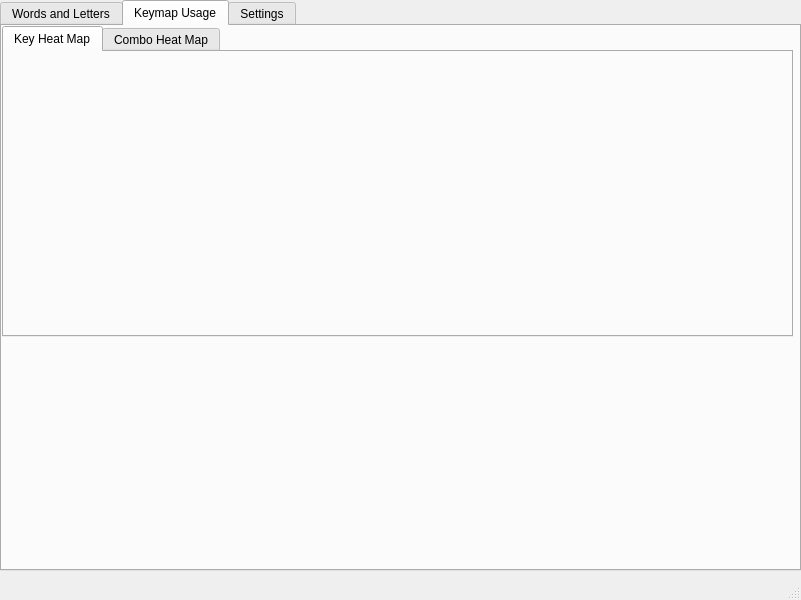
The window that gui/typing_data.ui (daysgobye/typing_ds) describes before a commit, drawn with Qt 5.
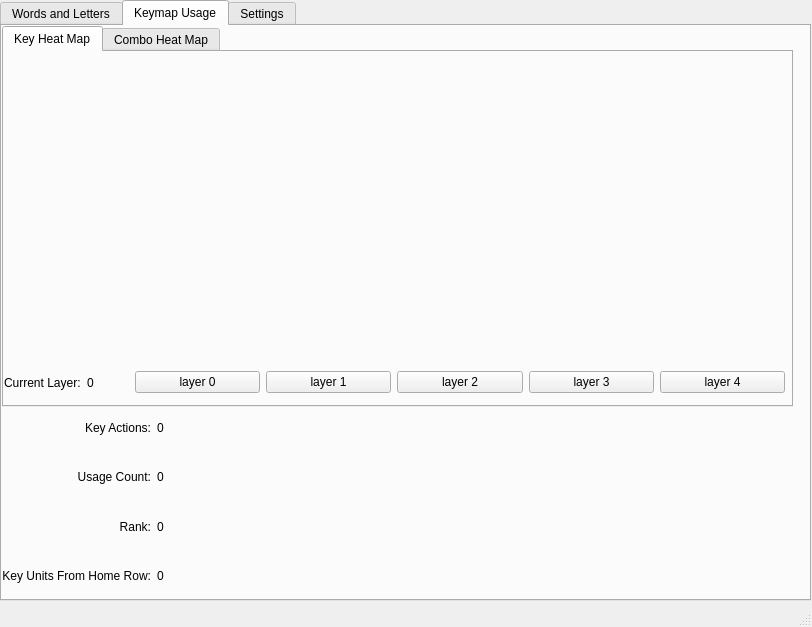
The same window after the commit. The open tabs and pages were chosen to show the change.

```diff
--- a/gui/typing_data.ui
+++ b/gui/typing_data.ui
@@ -6,10 +6,22 @@
    <rect>
     <x>0</x>
     <y>0</y>
-    <width>801</width>
-    <height>600</height>
+    <width>812</width>
+    <height>627</height>
    </rect>
   </property>
+  <property name="minimumSize">
+   <size>
+    <width>812</width>
+    <height>627</height>
+   </size>
+  </property>
+  <property name="maximumSize">
+   <size>
+    <width>812</width>
+    <height>627</height>
+   </size>
+  </property>
   <property name="windowTitle">
    <string>MainWindow</string>
   </property>
@@ -19,8 +31,8 @@
      <rect>
       <x>0</x>
       <y>0</y>
-      <width>801</width>
-      <height>571</height>
+      <width>811</width>
+      <height>601</height>
      </rect>
     </property>
     <property name="currentIndex">
@@ -259,7 +271,7 @@
         <x>0</x>
         <y>0</y>
         <width>791</width>
-        <height>311</height>
+        <height>381</height>
        </rect>
       </property>
       <property name="currentIndex">
@@ -269,6 +281,71 @@
        <attribute name="title">
         <string>Key Heat Map</string>
        </attribute>
+       <widget class="QWidget" name="horizontalLayoutWidget">
+        <property name="geometry">
+         <rect>
+          <x>0</x>
+          <y>310</y>
+          <width>781</width>
+          <height>41</height>
+         </rect>
+        </property>
+        <layout class="QHBoxLayout" name="horizontalLayout">
+         <item>
+          <layout class="QHBoxLayout" name="horizontalLayout_2">
+           <item>
+            <widget class="QLabel" name="label_12">
+             <property name="text">
+              <string>Current Layer:</string>
+             </property>
+            </widget>
+           </item>
+           <item>
+            <widget class="QLabel" name="layer_text">
+             <property name="text">
+              <string>0</string>
+             </property>
+            </widget>
+           </item>
+          </layout>
+         </item>
+         <item>
+          <widget class="QPushButton" name="layer_0">
+           <property name="text">
+            <string>layer 0</string>
+           </property>
+          </widget>
+         </item>
+         <item>
+          <widget class="QPushButton" name="layer_1">
+           <property name="text">
+            <string>layer 1</string>
+           </property>
+          </widget>
+         </item>
+         <item>
+          <widget class="QPushButton" name="layer_2">
+           <property name="text">
+            <string>layer 2</string>
+           </property>
+          </widget>
+         </item>
+         <item>
+          <widget class="QPushButton" name="layer_3">
+           <property name="text">
+            <string>layer 3</string>
+           </property>
+          </widget>
+         </item>
+         <item>
+          <widget class="QPushButton" name="layer_4">
+           <property name="text">
+            <string>layer 4</string>
+           </property>
+          </widget>
+         </item>
+        </layout>
+       </widget>
       </widget>
       <widget class="QWidget" name="tab_2">
        <attribute name="title">
@@ -276,6 +353,86 @@
        </attribute>
       </widget>
      </widget>
+     <widget class="QWidget" name="gridLayoutWidget_2">
+      <property name="geometry">
+       <rect>
+        <x>0</x>
+        <y>380</y>
+        <width>291</width>
+        <height>191</height>
+       </rect>
+      </property>
+      <layout class="QGridLayout" name="gridLayout_2">
+       <item row="0" column="0">
+        <widget class="QLabel" name="label_13">
+         <property name="text">
+          <string>Key Actions:</string>
+         </property>
+         <property name="alignment">
+          <set>Qt::AlignRight|Qt::AlignTrailing|Qt::AlignVCenter</set>
+         </property>
+        </widget>
+       </item>
+       <item row="2" column="0">
+        <widget class="QLabel" name="label_15">
+         <property name="text">
+          <string>Rank:</string>
+         </property>
+         <property name="alignment">
+          <set>Qt::AlignRight|Qt::AlignTrailing|Qt::AlignVCenter</set>
+         </property>
+        </widget>
+       </item>
+       <item row="3" column="0">
+        <widget class="QLabel" name="label_16">
+         <property name="text">
+          <string>Key Units From Home Row:</string>
+         </property>
+         <property name="alignment">
+          <set>Qt::AlignRight|Qt::AlignTrailing|Qt::AlignVCenter</set>
+         </property>
+        </widget>
+       </item>
+       <item row="1" column="0">
+        <widget class="QLabel" name="label_14">
+         <property name="text">
+          <string>Usage Count:</string>
+         </property>
+         <property name="alignment">
+          <set>Qt::AlignRight|Qt::AlignTrailing|Qt::AlignVCenter</set>
+         </property>
+        </widget>
+       </item>
+       <item row="3" column="1">
+        <widget class="QLabel" name="key_units_from_home_row_data">
+         <property name="text">
+          <string>0</string>
+         </property>
+        </widget>
+       </item>
+       <item row="2" column="1">
+        <widget class="QLabel" name="rank_data">
+         <property name="text">
+          <string>0</string>
+         </property>
+        </widget>
+       </item>
+       <item row="1" column="1">
+        <widget class="QLabel" name="Usage_count_data">
+         <property name="text">
+          <string>0</string>
+         </property>
+        </widget>
+       </item>
+       <item row="0" column="1">
+        <widget class="QLabel" name="key_actions_data">
+         <property name="text">
+          <string>0</string>
+         </property>
+        </widget>
+       </item>
+      </layout>
+     </widget>
     </widget>
     <widget class="QWidget" name="tab_5">
      <attribute name="title">
@@ -361,123 +518,6 @@
        <string>Keyboard</string>
       </property>
      </widget>
-     <widget class="QWidget" name="gridLayoutWidget_2">
-      <property name="geometry">
-       <rect>
-        <x>0</x>
-        <y>90</y>
-        <width>791</width>
-        <height>71</height>
-       </rect>
-      </property>
-      <layout class="QGridLayout" name="gridLayout_2">
-       <item row="1" column="1">
-        <widget class="QPushButton" name="set_keyboard_42_Dvorak">
-         <property name="text">
-          <string>default 42 Dvorak</string>
-         </property>
-        </widget>
-       </item>
-       <item row="1" column="2">
-        <widget class="QPushButton" name="set_keyboard_58_Dvorak">
-         <property name="text">
-          <string>default 58 Dvorak</string>
-         </property>
-        </widget>
-       </item>
-       <item row="1" column="3">
-        <widget class="QPushButton" name="set_keyboard_60_Dvorak">
-         <property name="text">
-          <string>default 60% Dvorak</string>
-         </property>
-        </widget>
-       </item>
-       <item row="1" column="4">
-        <widget class="QPushButton" name="set_keyboard_tkl_Dvorak">
-         <property name="text">
-          <string>default tkl Dvorak</string>
-         </property>
-        </widget>
-       </item>
-       <item row="1" column="0">
-        <widget class="QPushButton" name="set_keyboard_36_Dvorak">
-         <property name="text">
-          <string>default 36 Dvorak</string>
-         </property>
-        </widget>
-       </item>
-       <item row="0" column="0">
-        <widget class="QPushButton" name="set_keyboard_36_qwerty">
-         <property name="text">
-          <string>default 36 qwerty</string>
-         </property>
-        </widget>
-       </item>
-       <item row="0" column="4">
-        <widget class="QPushButton" name="set_keyboard_tkl_qwerty">
-         <property name="text">
-          <string>default tkl qwerty</string>
-         </property>
-        </widget>
-       </item>
-       <item row="0" column="3">
-        <widget class="QPushButton" name="set_keyboard_60_qwerty">
-         <property name="text">
-          <string>default 60% qwerty</string>
-         </property>
-        </widget>
-       </item>
-       <item row="0" column="1">
-        <widget class="QPushButton" name="set_keyboard_42_qwerty">
-         <property name="text">
-          <string>default 42 qwerty</string>
-         </property>
-        </widget>
-       </item>
-       <item row="0" column="2">
-        <widget class="QPushButton" name="set_keyboard_58_qwerty">
-         <property name="text">
-          <string>default 58 qwerty</string>
-         </property>
-        </widget>
-       </item>
-       <item row="2" column="0">
-        <widget class="QPushButton" name="set_keyboard_36_Colemak">
-         <property name="text">
-          <string>default 36 Colemak</string>
-         </property>
-        </widget>
-       </item>
-       <item row="2" column="1">
-        <widget class="QPushButton" name="set_keyboard_42_Colemak">
-         <property name="text">
-          <string>default 42 Colemak</string>
-         </property>
-        </widget>
-       </item>
-       <item row="2" column="2">
-        <widget class="QPushButton" name="set_keyboard_58_Colemak">
-         <property name="text">
-          <string>default 58 Colemak</string>
-         </property>
-        </widget>
-       </item>
-       <item row="2" column="3">
-        <widget class="QPushButton" name="set_keyboard_60_Colemak">
-         <property name="text">
-          <string>default 60% Colemak</string>
-         </property>
-        </widget>
-       </item>
-       <item row="2" column="4">
-        <widget class="QPushButton" name="set_keyboard_tkl_Colemak">
-         <property name="text">
-          <string>default tkl Colemak</string>
-         </property>
-        </widget>
-       </item>
-      </layout>
-     </widget>
      <widget class="QPushButton" name="keyboard_save">
       <property name="geometry">
        <rect>
```
Left out of the diff: 22 changed lines with no effect on the pictures.
